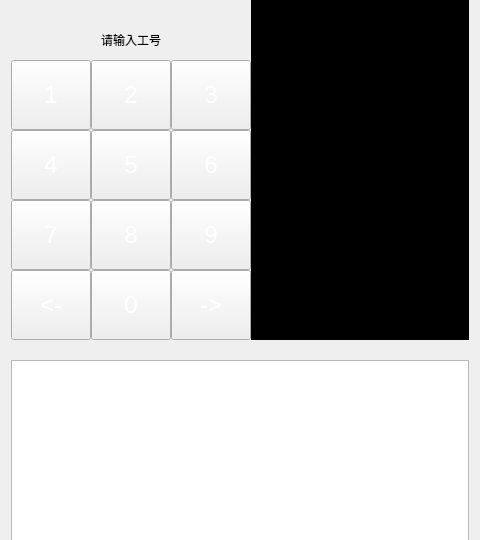
The window that ui/register/registerpage.ui (ChaoII/fram-qt) describes before a commit, drawn with Qt 5.
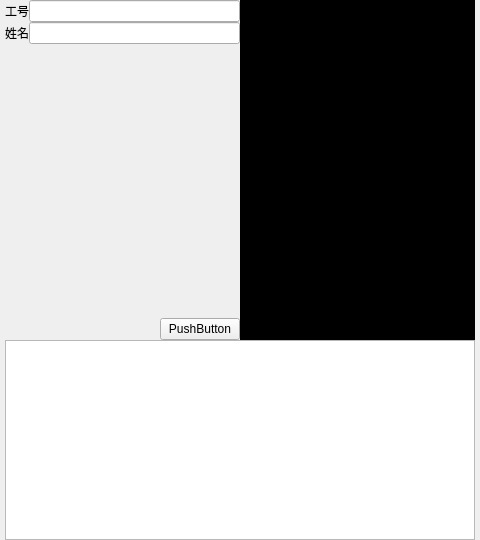
The same window after the commit. Icons and pictures are not drawn.

Commit message: add cv::Mat2Qbytearray

```diff
--- a/ui/register/registerpage.ui
+++ b/ui/register/registerpage.ui
@@ -26,165 +26,96 @@
    <string>Form</string>
   </property>
   <property name="styleSheet">
-   <string notr="true">QPushButton{
-	width:45px;
-	height:75px;
-	font: 24px ; 
-	color: rgb(255, 255, 255);
-	border-image: url(:/image/icon_num_btn.png);
-}
-
-QPushButton:hover, QPushButton:pressed{
-	color: rgb(255, 255, 255);
-	border-image: url(:/image/icon_num_btn_hover.png);
-}</string>
+   <string notr="true"/>
   </property>
   <layout class="QVBoxLayout" name="verticalLayout_2">
    <property name="spacing">
     <number>0</number>
    </property>
+   <property name="leftMargin">
+    <number>5</number>
+   </property>
    <property name="topMargin">
     <number>0</number>
    </property>
+   <property name="rightMargin">
+    <number>5</number>
+   </property>
    <property name="bottomMargin">
     <number>0</number>
    </property>
    <item>
-    <layout class="QHBoxLayout" name="horizontalLayout">
-     <property name="spacing">
-      <number>0</number>
-     </property>
+    <layout class="QHBoxLayout" name="horizontalLayout_2" stretch="1,1">
      <item>
       <layout class="QVBoxLayout" name="verticalLayout">
-       <property name="spacing">
-        <number>0</number>
-       </property>
        <item>
-        <widget class="QLabel" name="lb_no">
-         <property name="sizePolicy">
-          <sizepolicy hsizetype="Preferred" vsizetype="Preferred">
-           <horstretch>0</horstretch>
-           <verstretch>0</verstretch>
-          </sizepolicy>
-         </property>
-         <property name="minimumSize">
-          <size>
-           <width>0</width>
-           <height>60</height>
-          </size>
-         </property>
-         <property name="maximumSize">
-          <size>
-           <width>16777215</width>
-           <height>40</height>
-          </size>
-         </property>
-         <property name="styleSheet">
-          <string notr="true"/>
-         </property>
-         <property name="lineWidth">
-          <number>1</number>
-         </property>
-         <property name="text">
-          <string>请输入工号</string>
-         </property>
-         <property name="textFormat">
-          <enum>Qt::PlainText</enum>
-         </property>
-         <property name="alignment">
-          <set>Qt::AlignCenter</set>
-         </property>
-         <property name="indent">
-          <number>-1</number>
-         </property>
-        </widget>
-       </item>
-       <item>
-        <layout class="QGridLayout" name="gridLayout">
-         <property name="spacing">
-          <number>0</number>
-         </property>
-         <item row="3" column="2">
-          <widget class="QPushButton" name="pb_ensure">
-           <property name="text">
-            <string>-&gt;</string>
-           </property>
-          </widget>
-         </item>
-         <item row="3" column="1">
-          <widget class="QPushButton" name="pb_0">
-           <property name="text">
-            <string>0</string>
-           </property>
-          </widget>
-         </item>
-         <item row="2" column="2">
-          <widget class="QPushButton" name="pb_9">
-           <property name="text">
-            <string>9</string>
-           </property>
-          </widget>
-         </item>
-         <item row="0" column="2">
-          <widget class="QPushButton" name="pb_3">
-           <property name="text">
-            <string>3</string>
-           </property>
-          </widget>
-         </item>
-         <item row="3" column="0">
-          <widget class="QPushButton" name="pb_delete">
-           <property name="text">
-            <string>&lt;-</string>
-           </property>
-          </widget>
-         </item>
-         <item row="1" column="1">
-          <widget class="QPushButton" name="pb_5">
-           <property name="text">
-            <string>5</string>
-           </property>
-          </widget>
-         </item>
-         <item row="1" column="0">
-          <widget class="QPushButton" name="pb_4">
-           <property name="text">
-            <string>4</string>
-           </property>
-          </widget>
-         </item>
-         <item row="1" column="2">
-          <widget class="QPushButton" name="pb_6">
-           <property name="text">
-            <string>6</string>
-           </property>
-          </widget>
-         </item>
-         <item row="0" column="1">
-          <widget class="QPushButton" name="pb_2">
-           <property name="text">
-            <string>2</string>
-           </property>
-          </widget>
-         </item>
-         <item row="2" column="0">
-          <widget class="QPushButton" name="pb_7">
-           <property name="text">
-            <string>7</string>
-           </property>
-          </widget>
-         </item>
-         <item row="2" column="1">
-          <widget class="QPushButton" name="pb_8">
-           <property name="text">
-            <string>8</string>
-           </property>
-          </widget>
-         </item>
+        <layout class="QFormLayout" name="formLayout">
          <item row="0" column="0">
-          <widget class="QPushButton" name="pb_1">
+          <widget class="QLabel" name="label">
            <property name="text">
-            <string>1</string>
+            <string>工号</string>
+           </property>
+          </widget>
+         </item>
+         <item row="0" column="1">
+          <widget class="QLineEdit" name="lineEdit"/>
+         </item>
+         <item row="1" column="0">
+          <widget class="QLabel" name="label_2">
+           <property name="text">
+            <string>姓名</string>
+           </property>
+          </widget>
+         </item>
+         <item row="1" column="1">
+          <widget class="QLineEdit" name="lineEdit_2"/>
+         </item>
+        </layout>
+       </item>
+       <item>
+        <spacer name="verticalSpacer">
+         <property name="orientation">
+          <enum>Qt::Vertical</enum>
+         </property>
+         <property name="sizeHint" stdset="0">
+          <size>
+           <width>20</width>
+           <height>40</height>
+          </size>
+         </property>
+        </spacer>
+       </item>
+       <item>
+        <layout class="QHBoxLayout" name="horizontalLayout">
+         <item>
+          <spacer name="horizontalSpacer">
+           <property name="orientation">
+            <enum>Qt::Horizontal</enum>
+           </property>
+           <property name="sizeHint" stdset="0">
+            <size>
+             <width>40</width>
+             <height>20</height>
+            </size>
+           </property>
+          </spacer>
+         </item>
+         <item>
+          <widget class="QPushButton" name="pushButton">
+           <property name="sizePolicy">
+            <sizepolicy hsizetype="Preferred" vsizetype="Preferred">
+             <horstretch>0</horstretch>
+             <verstretch>0</verstretch>
+            </sizepolicy>
+           </property>
+           <property name="maximumSize">
+            <size>
+             <width>120</width>
+             <height>40</height>
+            </size>
+           </property>
+           <property name="text">
+            <string>PushButton</string>
            </property>
           </widget>
          </item>
@@ -230,7 +161,7 @@
      <property name="maximumSize">
       <size>
        <width>16777215</width>
-       <height>160</height>
+       <height>200</height>
       </size>
      </property>
     </widget>
```
The commit also changes 2 other files.
